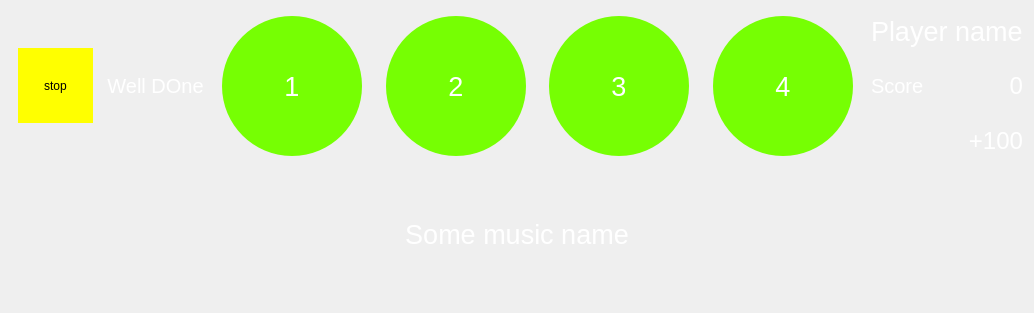
First picture: the form in src/windows/uis/GameDialog.ui, repository ZulusK/orchestrix, before the edit.
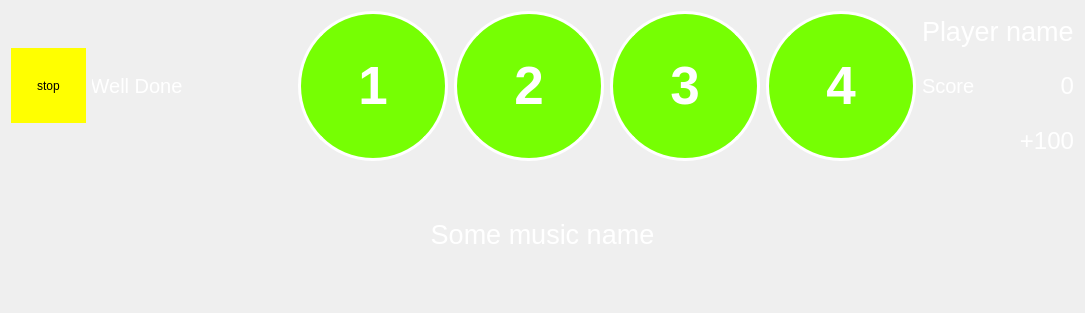
Second picture: the form after the edit. Icons and pictures are not drawn.

Patch:
```diff
--- a/src/windows/uis/GameDialog.ui
+++ b/src/windows/uis/GameDialog.ui
@@ -118,11 +118,17 @@
          <item>
           <widget class="QLabel" name="messageLbl">
            <property name="sizePolicy">
-            <sizepolicy hsizetype="Preferred" vsizetype="Preferred">
+            <sizepolicy hsizetype="Fixed" vsizetype="Preferred">
              <horstretch>0</horstretch>
              <verstretch>0</verstretch>
             </sizepolicy>
            </property>
+           <property name="minimumSize">
+            <size>
+             <width>200</width>
+             <height>0</height>
+            </size>
+           </property>
            <property name="font">
             <font>
              <pointsize>15</pointsize>
@@ -134,8 +140,14 @@
 selection-background-color: rgb(252, 233, 79);
 </string>
            </property>
+           <property name="frameShape">
+            <enum>QFrame::NoFrame</enum>
+           </property>
            <property name="text">
-            <string>Well DOne</string>
+            <string notr="true">Well Done                    </string>
+           </property>
+           <property name="textFormat">
+            <enum>Qt::AutoText</enum>
            </property>
            <property name="alignment">
             <set>Qt::AlignCenter</set>
@@ -177,14 +189,16 @@
            </property>
            <property name="font">
             <font>
-             <pointsize>20</pointsize>
+             <pointsize>40</pointsize>
+             <weight>75</weight>
+             <bold>true</bold>
             </font>
            </property>
            <property name="styleSheet">
             <string notr="true">background-color:#76FF03;
-border-color: rgba(0, 0, 0,0);
+border-color: rgba(255, 255, 255,255);
 border-style: inset;
-border-width: 10px;
+border-width: 3px;
 border-radius: 75%;
 color: rgb(255,255,255);</string>
            </property>
@@ -234,14 +248,16 @@
            </property>
            <property name="font">
             <font>
-             <pointsize>20</pointsize>
+             <pointsize>40</pointsize>
+             <weight>75</weight>
+             <bold>true</bold>
             </font>
            </property>
            <property name="styleSheet">
             <string notr="true">background-color:#76FF03;
-border-color: rgba(0, 0, 0,0);
+border-color: rgba(255, 255, 255,255);
 border-style: inset;
-border-width: 10px;
+border-width: 3px;
 border-radius: 75%;
 color: rgb(255,255,255);</string>
            </property>
@@ -288,14 +304,16 @@
            </property>
            <property name="font">
             <font>
-             <pointsize>20</pointsize>
+             <pointsize>40</pointsize>
+             <weight>75</weight>
+             <bold>true</bold>
             </font>
            </property>
            <property name="styleSheet">
             <string notr="true">background-color:#76FF03;
-border-color: rgba(0, 0, 0,0);
+border-color: rgba(255, 255, 255,255);
 border-style: inset;
-border-width: 10px;
+border-width: 3px;
 border-radius: 75%;
 color: rgb(255,255,255);</string>
            </property>
@@ -342,14 +360,16 @@
            </property>
            <property name="font">
             <font>
-             <pointsize>20</pointsize>
+             <pointsize>40</pointsize>
+             <weight>75</weight>
+             <bold>true</bold>
             </font>
            </property>
            <property name="styleSheet">
             <string notr="true">background-color:#76FF03;
-border-color: rgba(0, 0, 0,0);
+border-color: rgba(255, 255, 255,255);
 border-style: inset;
-border-width: 10px;
+border-width: 3px;
 border-radius: 75%;
 color: rgb(255,255,255);</string>
            </property>
@@ -378,6 +398,9 @@
        </item>
        <item row="0" column="1">
         <layout class="QGridLayout" name="plyerInfoGrid">
+         <property name="sizeConstraint">
+          <enum>QLayout::SetFixedSize</enum>
+         </property>
          <item row="3" column="0" colspan="2">
           <widget class="Line" name="line_2">
            <property name="sizePolicy">
```
